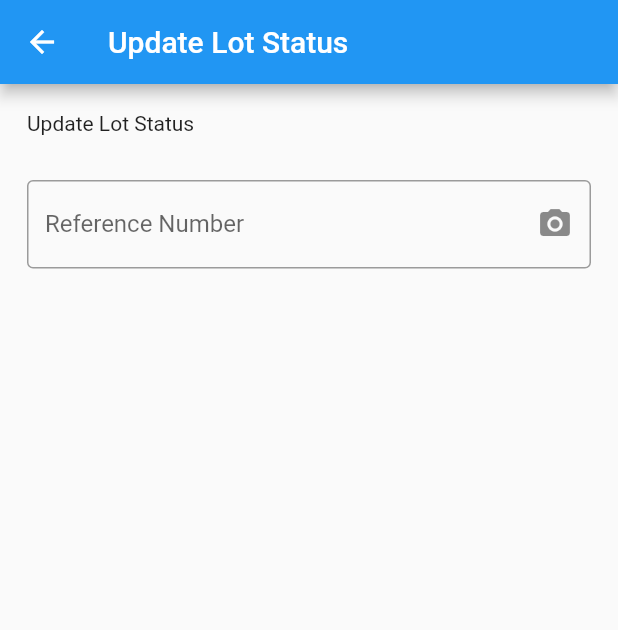
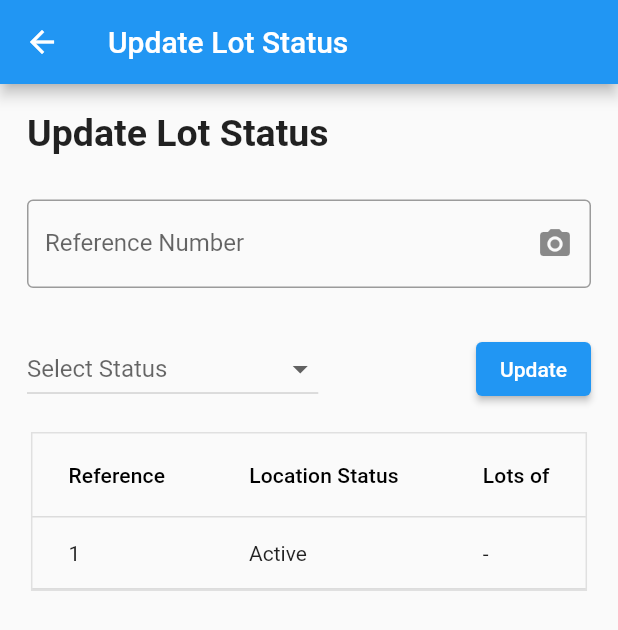
Before and after one commit to najmulmyself/courierStatus, a Flutter app: the DashBoard screen opened by its route, in the side drawer, after a tap on "Update lot status", on a phone screen of 412 x 824 dp. Shown: the top 630 px of the screen. Run offline on Flutter 3.47's test engine with Material 2 defaults, Android fonts, the phone set to English and light mode, and no system bars; network calls fail.

```diff
--- a/lib/component/drawer.dart
+++ b/lib/component/drawer_content.dart
@@ -1,5 +1,6 @@
 // ignore_for_file: prefer_const_constructors, sort_child_properties_last
 
+import 'package:courier_status/screens/shipment.dart';
 import 'package:flutter/material.dart';
 
 import '../screens/update_lot.dart';
@@ -13,9 +14,12 @@ class DrawerContent extends StatelessWidget {
       padding: EdgeInsets.zero,
       children: [
         DrawerHeader(
-          child: Text('Courier'),
+          child: Image(
+            image: NetworkImage(
+                'http://bookingms.s3-website-ap-southeast-1.amazonaws.com/assets/img/logo-update.png'),
+          ),
           decoration: BoxDecoration(
-            color: Colors.blue,
+            color: Colors.grey.shade300,
           ),
         ),
         Center(
@@ -36,6 +40,12 @@ class DrawerContent extends StatelessWidget {
           onTap: () {
             // Update the state of the app.
             // ...
+            Navigator.push(
+              context,
+              MaterialPageRoute(
+                builder: (context) => Shipment(),
+              ),
+            );
           },
         ),
       ],
--- a/lib/screens/dashboard.dart
+++ b/lib/screens/dashboard.dart
@@ -1,6 +1,6 @@
 // ignore_for_file: prefer_const_constructors
 
-import 'package:courier_status/component/drawer.dart';
+import 'package:courier_status/component/drawer_content.dart';
 import 'package:flutter/material.dart';
 
 class DashBoard extends StatelessWidget {
--- a/lib/screens/update_lot.dart
+++ b/lib/screens/update_lot.dart
@@ -1,22 +1,34 @@
-// ignore_for_file: prefer_const_literals_to_create_immutables, prefer_const_constructors
+// ignore_for_file: prefer_const_literals_to_create_immutables, prefer_const_constructors, sort_child_properties_last
 
 import 'package:flutter/material.dart';
 
 class UpdateLotStatus extends StatelessWidget {
-  const UpdateLotStatus({Key? key}) : super(key: key);
-
+  List items = [
+    'Under Processing China',
+  ];
+  String? newValue = "Select Status";
   @override
   Widget build(BuildContext context) {
     return Scaffold(
       appBar: AppBar(
-        title: Text('Update Lot Status'),
+        title: Text(
+          'Update Lot Status',
         ),
-      body: Padding(
+      ),
+      body: Column(
+        children: [
+          Padding(
             padding: const EdgeInsets.all(18.0),
             child: Column(
               crossAxisAlignment: CrossAxisAlignment.start,
               children: [
-            Text("Update Lot Status"),
+                Text(
+                  "Update Lot Status",
+                  style: TextStyle(
+                    fontSize: 25,
+                    fontWeight: FontWeight.bold,
+                  ),
+                ),
                 SizedBox(
                   height: 30,
                 ),
@@ -27,8 +39,65 @@ class UpdateLotStatus extends StatelessWidget {
                     suffixIcon: Icon(Icons.camera_alt),
                   ),
                 ),
+                SizedBox(
+                  height: 30,
+                ),
+                Row(
+                  mainAxisAlignment: MainAxisAlignment.spaceBetween,
+                  children: [
+                    DropdownButton(
+                      hint: Text('Select Status'),
+                      items: items
+                          .map(
+                            (e) => DropdownMenuItem(
+                              child: Text(e),
+                              value: newValue,
+                            ),
+                          )
+                          .toList(),
+                      onChanged: (v) {
+                        newValue = v.toString();
+                      },
+                    ),
+                    ElevatedButton(
+                      onPressed: () {},
+                      child: Text("Update"),
+                    ),
                   ],
                 ),
+              ],
+            ),
+          ),
+          SingleChildScrollView(
+            scrollDirection: Axis.horizontal,
+            child: DataTable(
+              showBottomBorder: true,
+              decoration: BoxDecoration(
+                border: Border.all(color: Colors.grey.shade300),
+              ),
+              columns: [
+                DataColumn(
+                  label: Text("Reference"),
+                ),
+                DataColumn(
+                  label: Text("Location Status"),
+                ),
+                DataColumn(
+                  label: Text("Lots of"),
+                ),
+              ],
+              rows: [
+                DataRow(
+                  cells: [
+                    DataCell(Text('1')),
+                    DataCell(Text('Active')),
+                    DataCell(Text('-')),
+                  ],
+                ),
+              ],
+            ),
+          ),
+        ],
       ),
     );
   }
```
Also changed, not shown: lib/screens/shipment.dart (added, +77 -0 lines). Lines whose indentation alone changed are shown as unchanged.
